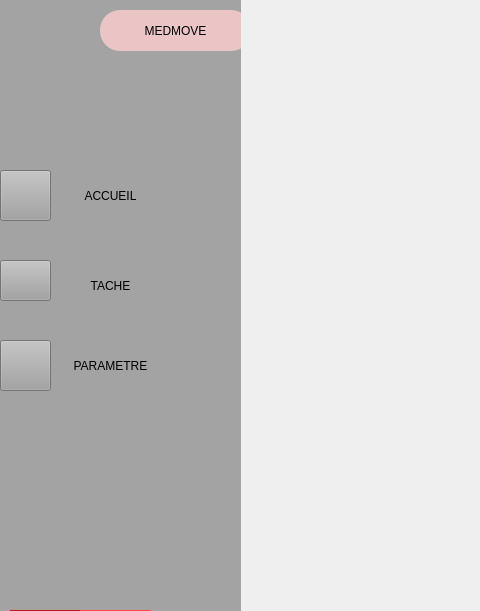
siwarjl/Medmove-2A19, file mainwindow.ui: the form before one commit; both pictures show x 0 to 480 and y 0 to 611 of the 1472 by 753 pixel window.
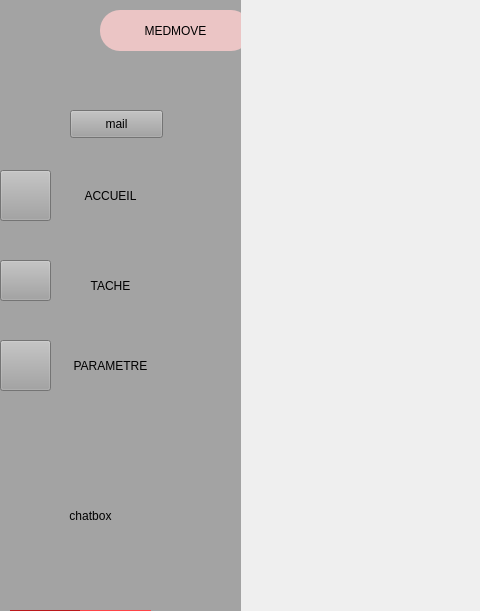
The form after the commit. Icons and pictures are not drawn.

The edit to the form file:
```diff
--- a/mainwindow.ui
+++ b/mainwindow.ui
@@ -206,6 +206,41 @@
       <string>English</string>
      </property>
     </widget>
+    <widget class="QPushButton" name="chatbox">
+     <property name="geometry">
+      <rect>
+       <x>50</x>
+       <y>480</y>
+       <width>101</width>
+       <height>71</height>
+      </rect>
+     </property>
+     <property name="styleSheet">
+      <string notr="true">border-radius: 30px;
+
+color: black;
+padding: 0 8px;
+background-color: rgb(163, 163, 163);
+font: bold, &quot;Comic Sans MS&quot;;;
+text-align:center;</string>
+     </property>
+     <property name="text">
+      <string>chatbox</string>
+     </property>
+    </widget>
+    <widget class="QPushButton" name="pushButton">
+     <property name="geometry">
+      <rect>
+       <x>80</x>
+       <y>110</y>
+       <width>93</width>
+       <height>28</height>
+      </rect>
+     </property>
+     <property name="text">
+      <string>mail</string>
+     </property>
+    </widget>
    </widget>
    <widget class="QWidget" name="widget" native="true">
     <property name="geometry">
```
